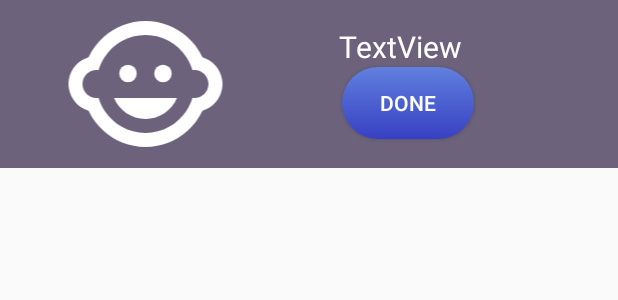
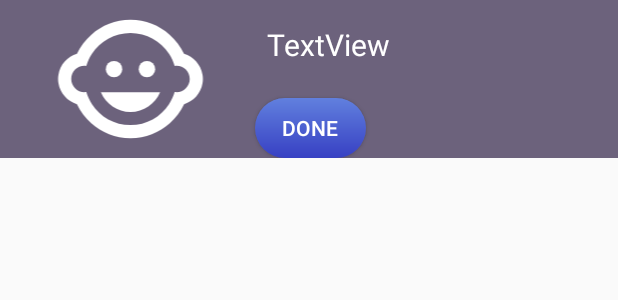
Before and after one commit to Stephen1eung/AndroidOS-Parenting-App, an Android app: the layout task_list_layout.xml on its own in the app's theme, with its tools: preview values and no code run, on a phone screen of 412 x 824 dp. Shown: the top 300 px of the screen. Run offline under Robolectric (Android 15) with nearby library versions, the phone set to English and light mode, and no system bars.

Commit message:
Fixed Edit WhoseTurn

```diff
--- a/app/src/main/java/ca/cmpt276/parentapp/UI/WhoseTurn/WhoseTurnActivity.java
+++ b/app/src/main/java/ca/cmpt276/parentapp/UI/WhoseTurn/WhoseTurnActivity.java
@@ -14,6 +14,7 @@ import android.widget.Button;
 import android.widget.ImageView;
 import android.widget.ListView;
 import android.widget.TextView;
+import android.widget.Toast;
 
 import androidx.annotation.NonNull;
 import androidx.annotation.Nullable;
--- a/app/src/main/res/layout/task_list_layout.xml
+++ b/app/src/main/res/layout/task_list_layout.xml
@@ -4,6 +4,7 @@
     xmlns:tools="http://schemas.android.com/tools"
     android:layout_width="match_parent"
     android:layout_height="wrap_content"
+    android:descendantFocusability="blocksDescendants"
     android:background="#9B12002B">
 
     <TextView
@@ -15,32 +16,32 @@
         android:textSize="20sp"
         app:layout_constraintBottom_toBottomOf="parent"
         app:layout_constraintEnd_toEndOf="parent"
-        app:layout_constraintHorizontal_bias="0.315"
+        app:layout_constraintHorizontal_bias="0.116"
         app:layout_constraintStart_toEndOf="@+id/ChildimageViewTaskList"
         app:layout_constraintTop_toTopOf="parent"
         app:layout_constraintVertical_bias="0.205" />
 
     <ImageView
         android:id="@+id/ChildimageViewTaskList"
-        android:layout_width="162dp"
-        android:layout_height="112dp"
+        android:layout_width="142dp"
+        android:layout_height="105dp"
+        android:layout_marginStart="16dp"
         app:layout_constraintBottom_toBottomOf="parent"
-        app:layout_constraintEnd_toEndOf="parent"
-        app:layout_constraintHorizontal_bias="0.064"
         app:layout_constraintStart_toStartOf="parent"
         app:layout_constraintTop_toTopOf="parent"
         app:srcCompat="@drawable/childimg" />
 
     <Button
         android:id="@+id/DoneBtn"
-        android:layout_width="wrap_content"
-        android:layout_height="wrap_content"
-        android:layout_marginEnd="96dp"
+        android:layout_width="74dp"
+        android:layout_height="40dp"
+        android:layout_marginEnd="168dp"
         android:background="@drawable/round_button"
         android:text="Done"
         android:textColor="#FFFFFF"
         app:layout_constraintBottom_toBottomOf="parent"
         app:layout_constraintEnd_toEndOf="parent"
         app:layout_constraintTop_toBottomOf="@+id/TaskDes"
-        app:layout_constraintVertical_bias="0.0" />
+        app:layout_constraintVertical_bias="1.0" />
+
 </androidx.constraintlayout.widget.ConstraintLayout>
```
